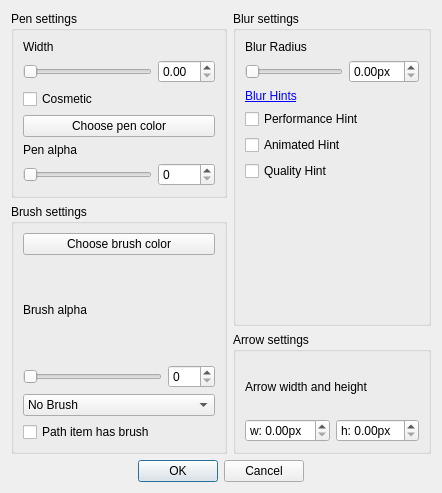
ArsenArsen/KShare, file cropeditor/settings/brushpenselection.ui: the form before one commit.
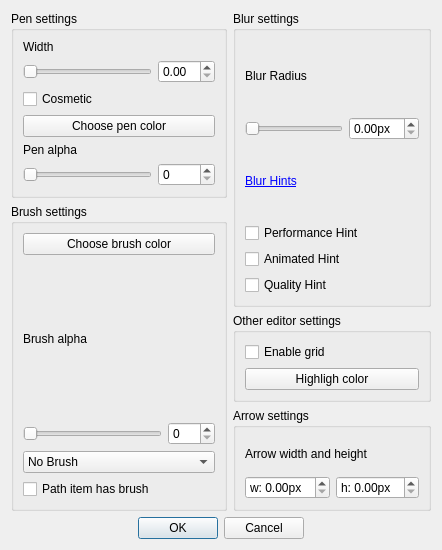
The form after the commit.

Commit message: Make highlight colors and grid changeable

```diff
--- a/cropeditor/settings/brushpenselection.ui
+++ b/cropeditor/settings/brushpenselection.ui
@@ -7,7 +7,7 @@
     <x>0</x>
     <y>0</y>
     <width>442</width>
-    <height>493</height>
+    <height>550</height>
    </rect>
   </property>
   <property name="focusPolicy">
@@ -84,7 +84,7 @@
      </layout>
     </widget>
    </item>
-   <item row="5" column="0" colspan="2">
+   <item row="6" column="0" colspan="2">
     <widget class="QDialogButtonBox" name="buttonBox">
      <property name="standardButtons">
       <set>QDialogButtonBox::Cancel|QDialogButtonBox::Ok</set>
@@ -164,23 +164,10 @@
         </property>
        </widget>
       </item>
-      <item row="6" column="0" colspan="3">
-       <spacer name="verticalSpacer">
-        <property name="orientation">
-         <enum>Qt::Vertical</enum>
-        </property>
-        <property name="sizeHint" stdset="0">
-         <size>
-          <width>20</width>
-          <height>40</height>
-         </size>
-        </property>
-       </spacer>
-      </item>
      </layout>
     </widget>
    </item>
-   <item row="1" column="0" rowspan="4">
+   <item row="1" column="0" rowspan="5">
     <widget class="QGroupBox" name="groupBox_2">
      <property name="title">
       <string>Brush settings</string>
@@ -306,7 +293,7 @@
      </layout>
     </widget>
    </item>
-   <item row="3" column="1" rowspan="2">
+   <item row="4" column="1" rowspan="2">
     <widget class="QGroupBox" name="groupBox_4">
      <property name="title">
       <string>Arrow settings</string>
@@ -342,6 +329,29 @@
      </layout>
     </widget>
    </item>
+   <item row="3" column="1">
+    <widget class="QGroupBox" name="groupBox_5">
+     <property name="title">
+      <string>Other editor settings</string>
+     </property>
+     <layout class="QGridLayout" name="gridLayout_6">
+      <item row="0" column="0">
+       <widget class="QCheckBox" name="gridBox">
+        <property name="text">
+         <string>Enable grid</string>
+        </property>
+       </widget>
+      </item>
+      <item row="1" column="0">
+       <widget class="QPushButton" name="highlightColor">
+        <property name="text">
+         <string>Highligh color</string>
+        </property>
+       </widget>
+      </item>
+     </layout>
+    </widget>
+   </item>
   </layout>
  </widget>
  <resources/>
```
Left out of the diff: 60 changed lines with no effect on the pictures. The commit also changes 6 other files.
